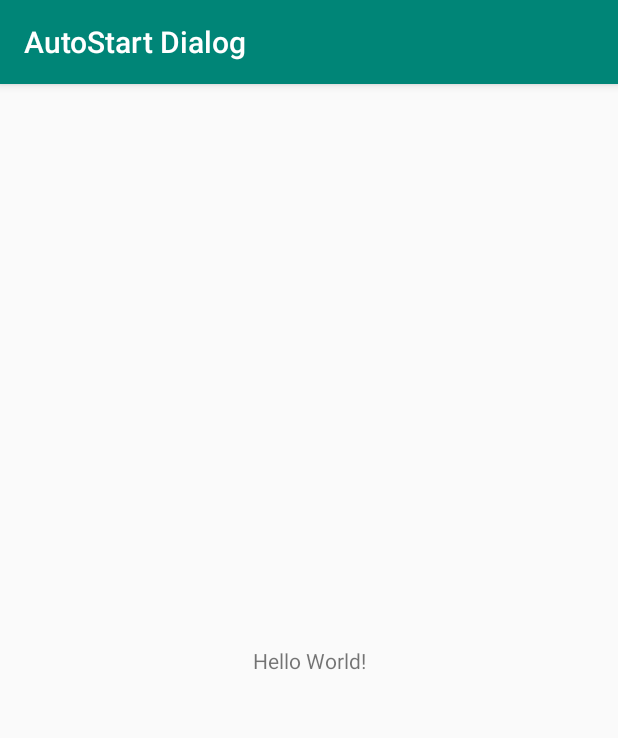
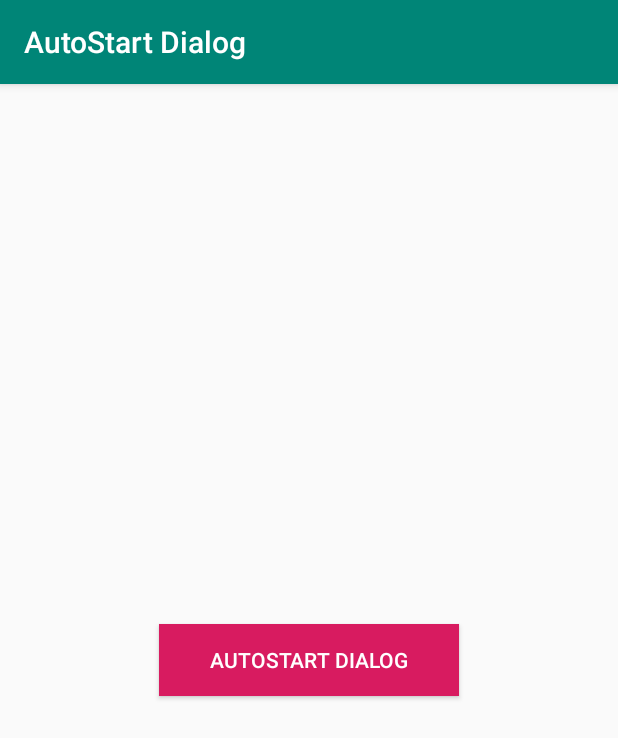
Before and after one commit to sgaikar1/AutoStartDialog, an Android app: the screen it shows after launch (MainActivity), on a phone screen of 412 x 824 dp. Shown: the top 738 px of the screen. Run offline under Robolectric (Android 15) with nearby library versions, the phone set to English and light mode, and no system bars.

Commit message:
minor twiks

```diff
--- a/app/src/main/java/com/sgaikar1/autostart/MainActivity.kt
+++ b/app/src/main/java/com/sgaikar1/autostart/MainActivity.kt
@@ -21,7 +21,7 @@ class MainActivity : AppCompatActivity() {
 
     private fun showDialog() {
         AutostartDialog.Builder(this)
-            .openSettingsWithoutShowingDialog(true)
+            .openSettingsWithoutShowingDialog(false)
             .setTitle("Allow AutoStart")
             .setMessage("Please enable auto start in settings.")
             .setPositiveBtnText("Allow")
--- a/app/src/main/res/layout/activity_main.xml
+++ b/app/src/main/res/layout/activity_main.xml
@@ -6,11 +6,13 @@
     android:layout_height="match_parent"
     tools:context=".MainActivity">
 
-    <TextView
+    <Button
         android:id="@+id/tv"
-        android:layout_width="wrap_content"
+        android:layout_width="200dp"
         android:layout_height="wrap_content"
-        android:text="Hello World!"
+        android:text="AutoStart Dialog"
+        android:textColor="#FFF"
+        android:background="@color/colorAccent"
         app:layout_constraintBottom_toBottomOf="parent"
         app:layout_constraintLeft_toLeftOf="parent"
         app:layout_constraintRight_toRightOf="parent"
--- a/build.gradle
+++ b/build.gradle
@@ -12,6 +12,7 @@ buildscript {
         classpath "org.jetbrains.kotlin:kotlin-gradle-plugin:$kotlin_version"
         // NOTE: Do not place your application dependencies here; they belong
         // in the individual module build.gradle files
+        classpath 'com.github.dcendents:android-maven-gradle-plugin:2.1'
     }
 }
 
```
